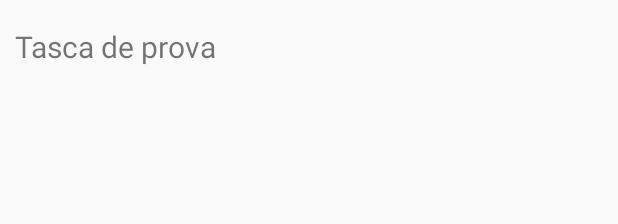
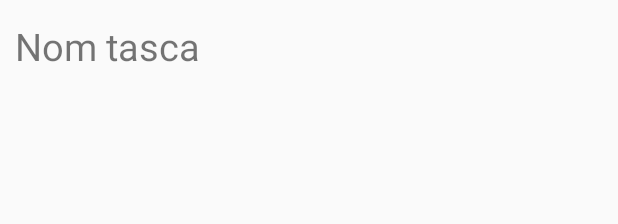
Before and after one commit to Institut-Ebre/todos, an Android app: the layout listitem.xml on its own in the app's theme, with its tools: preview values and no code run, on a phone screen of 412 x 824 dp. Shown: the top 224 px of the screen. Run offline under Robolectric (Android 15) with nearby library versions, the phone set to English and light mode, and no system bars.

```diff
--- a/app/src/main/res/layout/listitem.xml
+++ b/app/src/main/res/layout/listitem.xml
@@ -1,5 +1,5 @@
 <?xml version="1.0" encoding="utf-8"?>
-<RelativeLayout xmlns:android="http://schemas.android.com/apk/res/android"
+<LinearLayout xmlns:android="http://schemas.android.com/apk/res/android"
     xmlns:app="http://schemas.android.com/apk/res-auto"
     android:id="@+id/todolistitem"
     android:layout_width="fill_parent"
@@ -8,13 +8,11 @@
 
     <TextView
         android:id="@+id/todolistitemtext"
+        android:layout_height="62dp"
         android:layout_width="fill_parent"
-        android:layout_height="62dp"
         android:paddingLeft="10dp"
-        android:text="Tasca de prova"
+        android:text="Nom tasca"
         android:gravity="center_vertical"
-        android:textSize="20sp"
-        android:onClick="updateTask"
-        android:clickable="true"/>
-
-</RelativeLayout>
+        android:textSize="25sp"
+        android:clickable="true"></TextView>
+</LinearLayout>
```
Also changed, not shown: app/src/main/java/com/iesebre/dam2/sergi/todos/CustomListAdapter.java (+10 -1 lines), app/src/main/java/com/iesebre/dam2/sergi/todos/MainActivity.java (+8 -3 lines).
